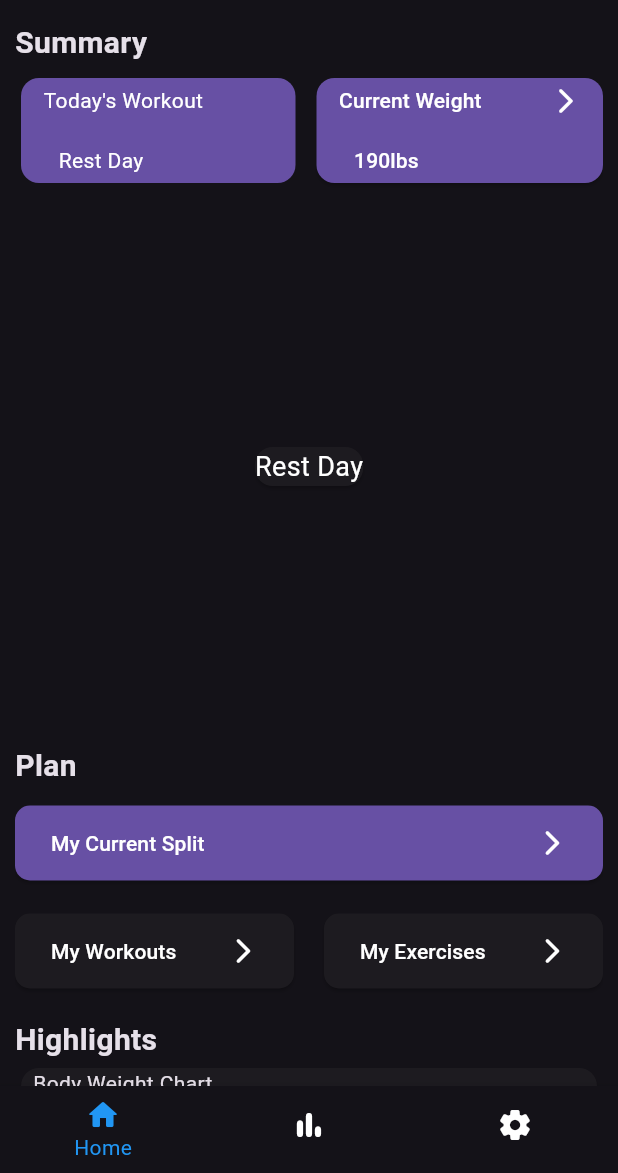
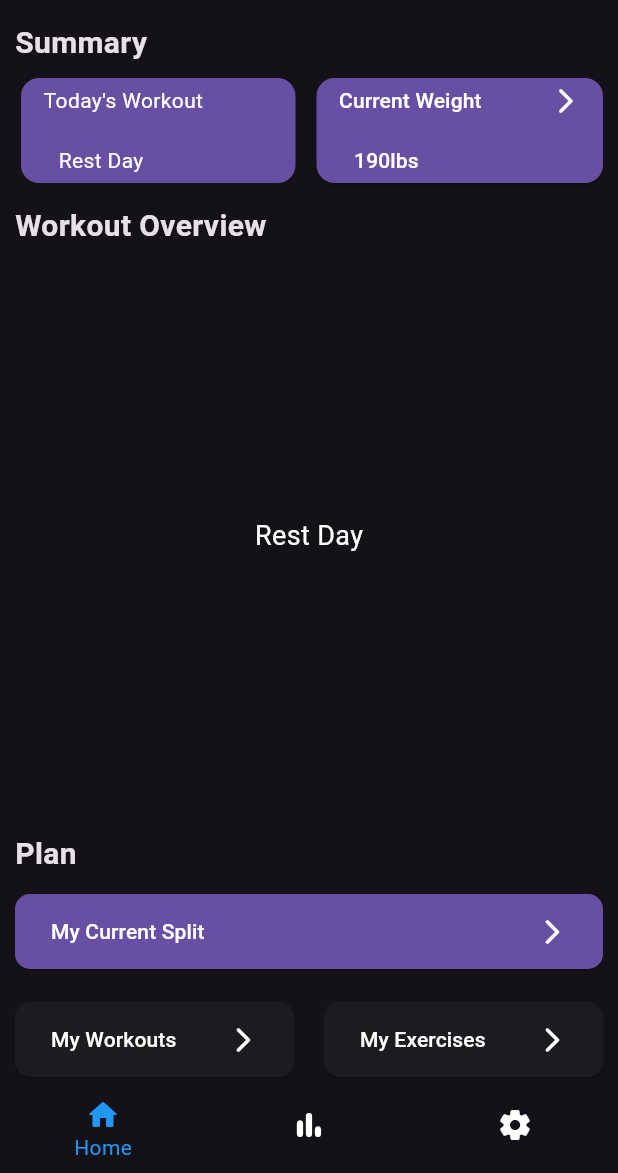
Before and after one commit to BrandonGatewood/LightWeight, a Flutter app: the screen it shows after launch, on a phone screen of 412 x 824 dp, the part 63-1236 px from its top. Run offline on Flutter 3.47's test engine with Material 3 defaults, Android fonts, the phone set to English and light mode, and no system bars; our stand-ins replace fl_chart, sqflite; accounts and stored records are empty.

Commit message:
updated homepage layout

```diff
--- a/lightweight_app/lib/bottom_navbar/home_page.dart
+++ b/lightweight_app/lib/bottom_navbar/home_page.dart
@@ -88,7 +88,21 @@ class _HomePage extends State<HomePage> {
   Widget todaysWorkoutOverviewSection() {
     return Padding(
       padding: const EdgeInsets.only(bottom: 10),
-      child: WorkoutOverview(todaysWorkout: getTodaysWorkout()),
+      child: Column(
+        children: <Widget>[
+          Align(
+            alignment: Alignment.topLeft,
+            child: Text(
+              'Workout Overview',
+              style: header(),
+            ),
+          ),
+          Padding(
+            padding: const EdgeInsets.only(top: 5),
+            child: WorkoutOverview(todaysWorkout: getTodaysWorkout()),
+          ),
+        ],
+      ),
     );
   }
 
@@ -105,9 +119,8 @@ class _HomePage extends State<HomePage> {
             ),
           ),
           Plan(myCurrentSplit: myCurrentSplit, currentSplitDb: currentSplitDb, callback: callback,),
-
         ],
-      )
+      ),
     );
   }
 
--- a/lightweight_app/lib/bottom_navbar/home_page_widgets/workout_overview_widget.dart
+++ b/lightweight_app/lib/bottom_navbar/home_page_widgets/workout_overview_widget.dart
@@ -13,7 +13,7 @@ class WorkoutOverview extends StatelessWidget {
   @override
   Widget build(BuildContext context) {
     return SizedBox(
-      height: 350,
+      height: 375,
       child: checkForRestDay(),
     );
   }
@@ -21,12 +21,18 @@ class WorkoutOverview extends StatelessWidget {
   Widget checkForRestDay() {
     if(todaysWorkout.id == 'RestDay') {
       return Center(
-        child: Card(
           child: Text(
             'Rest Day',
             style: Styles().largeDialogHeader(),
           ),
-        ),
+      );
+    }
+    else if(todaysWorkout.exerciseList.isEmpty) {
+      return Center(
+          child: Text(
+            'No exercises in workout',
+            style: Styles().largeDialogHeader(),
+          ),
       );
     }
     else {
```
